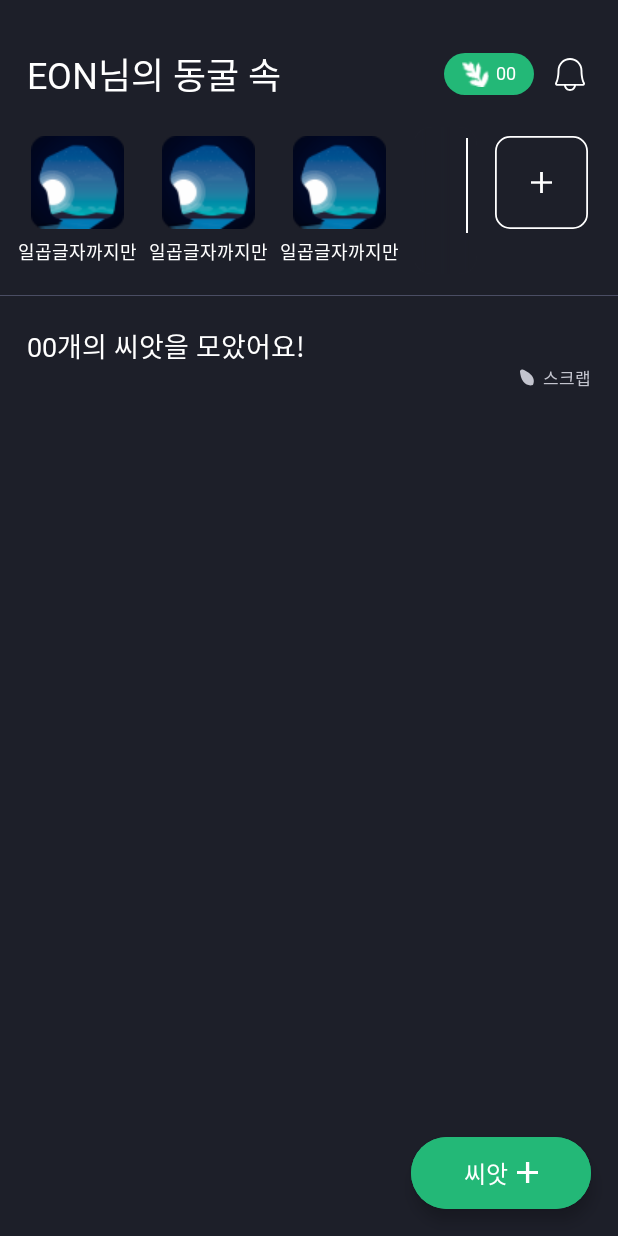
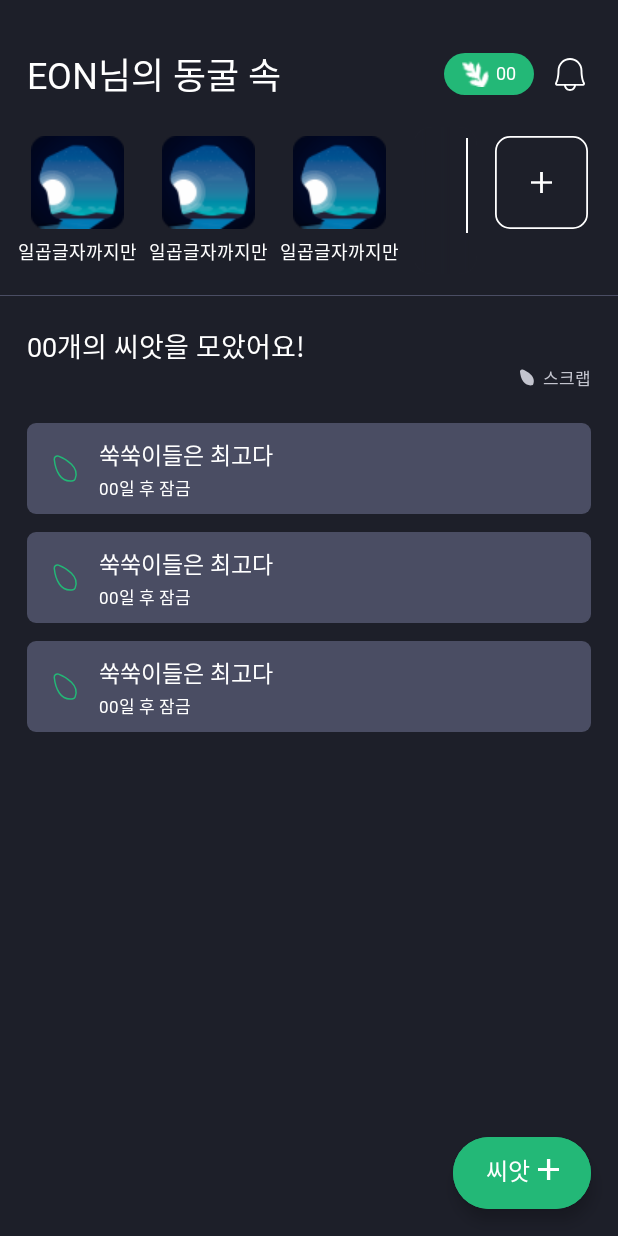
Before and after one commit to Team-Growthook/Growthook-AOS, an Android app: the layout fragment_home.xml on its own in the app's theme, with its tools: preview values and no code run, on a phone screen of 412 x 824 dp. Run offline under Robolectric (Android 15) with nearby library versions, the light colour scheme and no system bars.

Commit message:
[UI/#2] HomeFragment 전체 UI 완성

```diff
--- /dev/null
+++ b/app/src/main/res/drawable/rect_gray400_fill_6.xml
@@ -0,0 +1,6 @@
+<?xml version="1.0" encoding="utf-8"?>
+<shape xmlns:android="http://schemas.android.com/apk/res/android"
+    android:shape="rectangle">
+    <solid android:color="@color/Gray400" />
+    <corners android:radius="6dp" />
+</shape>
--- /dev/null
+++ b/app/src/main/res/drawable/rect_gray900_fill_6.xml
@@ -0,0 +1,6 @@
+<?xml version="1.0" encoding="utf-8"?>
+<shape xmlns:android="http://schemas.android.com/apk/res/android"
+    android:shape="rectangle">
+    <solid android:color="@color/Gray900" />
+    <corners android:radius="6dp" />
+</shape>
--- a/app/src/main/res/layout/fragment_home.xml
+++ b/app/src/main/res/layout/fragment_home.xml
@@ -163,16 +163,18 @@
         android:text="스크랩"
         android:textAppearance="@style/detail3_reg"
         android:textColor="@color/sel_home_scrap"
-        app:layout_constraintBottom_toTopOf="@id/rv_home_insignt"
-        app:layout_constraintEnd_toEndOf="@id/rv_home_insignt"
+        app:layout_constraintBottom_toTopOf="@id/rv_home_insight"
+        app:layout_constraintEnd_toEndOf="@id/rv_home_insight"
         app:useMaterialThemeColors="false" />
 
     <androidx.recyclerview.widget.RecyclerView
-        android:id="@+id/rv_home_insignt"
+        android:id="@+id/rv_home_insight"
         android:layout_width="0dp"
         android:layout_height="0dp"
+        tools:listitem="@layout/item_home_insight_no_action"
         android:layout_marginHorizontal="18dp"
         android:layout_marginTop="32dp"
+        app:layoutManager="androidx.recyclerview.widget.LinearLayoutManager"
         app:layout_constraintBottom_toBottomOf="parent"
         app:layout_constraintEnd_toEndOf="parent"
         app:layout_constraintStart_toStartOf="parent"
@@ -182,10 +184,17 @@
         android:layout_width="wrap_content"
         android:layout_height="wrap_content"
         android:layout_marginEnd="18dp"
+        android:minWidth="0dp"
+        android:minHeight="0dp"
         android:layout_marginBottom="18dp"
         android:backgroundTint="@color/MainGreen400"
         android:text="씨앗"
+        android:includeFontPadding="false"
         app:iconPadding="5dp"
+        android:paddingTop="10dp"
+        android:paddingBottom="14dp"
+        android:paddingStart="22dp"
+        android:paddingEnd="21dp"
         android:textAppearance="@style/body1_bold"
         android:textColor="@color/White000"
         app:icon="@drawable/ic_insight_plus"
--- a/app/src/main/res/layout/item_home_cave.xml
+++ b/app/src/main/res/layout/item_home_cave.xml
@@ -17,6 +17,7 @@
         app:layout_constraintTop_toTopOf="parent" />
 
     <TextView
+        android:id="@+id/tv_home_cave_title"
         android:layout_width="wrap_content"
         android:layout_height="wrap_content"
         android:includeFontPadding="false"
--- /dev/null
+++ b/app/src/main/res/layout/item_home_insight_no_action.xml
@@ -0,0 +1,48 @@
+<?xml version="1.0" encoding="utf-8"?>
+<androidx.constraintlayout.widget.ConstraintLayout xmlns:android="http://schemas.android.com/apk/res/android"
+    xmlns:app="http://schemas.android.com/apk/res-auto"
+    xmlns:tools="http://schemas.android.com/tools"
+    android:layout_width="match_parent"
+    android:background="@drawable/rect_gray400_fill_6"
+    android:layout_marginVertical="6dp"
+    android:layout_height="wrap_content">
+
+    <ImageButton
+        android:id="@+id/btn_home_scrap"
+        android:layout_width="wrap_content"
+        android:layout_height="wrap_content"
+        android:layout_marginVertical="6dp"
+        android:background="@null"
+        android:paddingVertical="13dp"
+        android:paddingStart="14dp"
+        android:paddingEnd="12dp"
+        android:src="@drawable/ic_insght_no_action_no_scrap"
+        app:layout_constraintBottom_toBottomOf="parent"
+        app:layout_constraintStart_toStartOf="parent"
+        app:layout_constraintTop_toTopOf="parent" />
+
+    <TextView
+        android:id="@+id/tv_home_insight_title"
+        android:layout_width="wrap_content"
+        android:layout_height="wrap_content"
+        android:includeFontPadding="false"
+        android:textAppearance="@style/body2_bold"
+        android:textColor="@color/White000"
+        app:layout_constraintBottom_toTopOf="@id/tv_home_insight_lock"
+        app:layout_constraintStart_toEndOf="@id/btn_home_scrap"
+        app:layout_constraintTop_toTopOf="@id/btn_home_scrap"
+        tools:text="쑥쑥이들은 최고다" />
+
+    <TextView
+        android:id="@+id/tv_home_insight_lock"
+        android:layout_width="wrap_content"
+        android:layout_height="wrap_content"
+        android:includeFontPadding="false"
+        android:textAppearance="@style/detail3_reg"
+        app:layout_constraintBottom_toBottomOf="@id/btn_home_scrap"
+        app:layout_constraintStart_toEndOf="@id/btn_home_scrap"
+        app:layout_constraintTop_toBottomOf="@id/tv_home_insight_title"
+        tools:text="00일 후 잠금" />
+
+
+</androidx.constraintlayout.widget.ConstraintLayout>
```
Also changed, not shown: app/src/main/res/drawable/ic_insight_lock.xml (added, +9 -0 lines), app/src/main/res/layout/item_home_insight_lock.xml (added, +69 -0 lines), app/src/main/res/layout/item_home_insight_yes_action.xml (added, +49 -0 lines).
